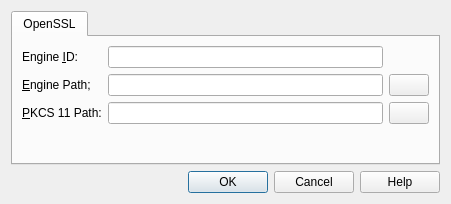
The window that src/dialogs/PreferencesEditorDialog.ui (wejaeger/l2tp-ipsec-vpn) describes before a commit, drawn with Qt 5.
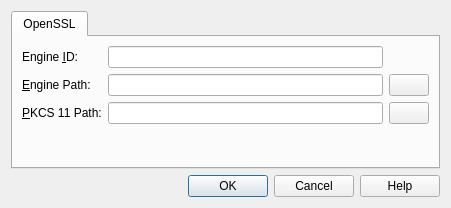
The same window after the commit. Icons and pictures are not drawn.

Patch:
```diff
--- a/src/dialogs/PreferencesEditorDialog.ui
+++ b/src/dialogs/PreferencesEditorDialog.ui
@@ -7,7 +7,7 @@
     <x>0</x>
     <y>0</y>
     <width>451</width>
-    <height>204</height>
+    <height>208</height>
    </rect>
   </property>
   <property name="windowTitle">
@@ -51,7 +51,7 @@
        <item row="1" column="0">
         <widget class="QLabel" name="m_pEnginPathLabel">
          <property name="text">
-          <string>&amp;Engine Path;</string>
+          <string>&amp;Engine Path:</string>
          </property>
          <property name="buddy">
           <cstring>m_pEnginePathLineEdit</cstring>
```
